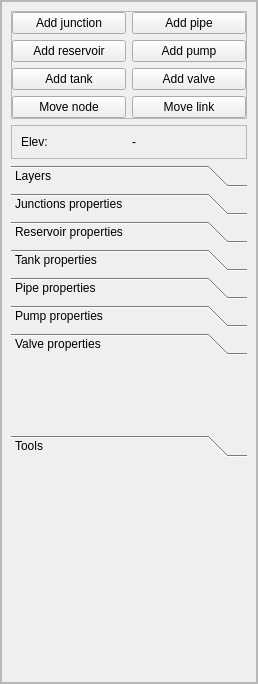
Above: qepanet_dockwidget_base.ui from aecforge/QEPANET before the change. Below: the same form after it.
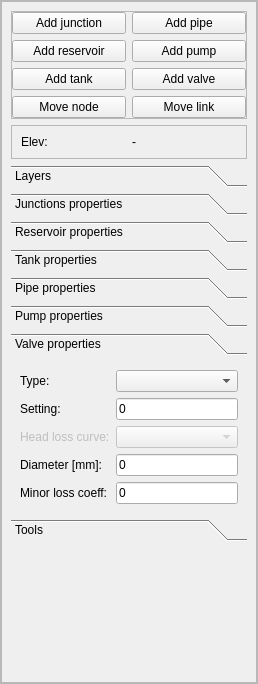
That is the form after the change. The open tabs and pages were chosen to show the change.

Commit message: - Added tool to create valves - Fixed some bugs - Clean some functions in network_handling

```diff
--- a/qepanet_dockwidget_base.ui
+++ b/qepanet_dockwidget_base.ui
@@ -748,13 +748,94 @@
                <rect>
                 <x>0</x>
                 <y>0</y>
-                <width>236</width>
-                <height>69</height>
+                <width>219</width>
+                <height>142</height>
                </rect>
               </property>
               <attribute name="label">
                <string>Valve properties</string>
               </attribute>
+              <layout class="QFormLayout" name="formLayout_6">
+               <item row="0" column="0">
+                <widget class="QLabel" name="lbl_valve_type">
+                 <property name="text">
+                  <string>Type:</string>
+                 </property>
+                </widget>
+               </item>
+               <item row="0" column="1">
+                <widget class="QComboBox" name="cbo_valve_type"/>
+               </item>
+               <item row="1" column="0">
+                <widget class="QLabel" name="lbl_valve_setting">
+                 <property name="text">
+                  <string>Setting:</string>
+                 </property>
+                </widget>
+               </item>
+               <item row="1" column="1">
+                <widget class="QLineEdit" name="txt_valve_setting">
+                 <property name="text">
+                  <string>0</string>
+                 </property>
+                </widget>
+               </item>
+               <item row="3" column="0">
+                <widget class="QLabel" name="lbl_valve_diameter">
+                 <property name="text">
+                  <string>Diameter [mm]:</string>
+                 </property>
+                </widget>
+               </item>
+               <item row="3" column="1">
+                <widget class="QLineEdit" name="txt_valve_diameter">
+                 <property name="text">
+                  <string>0</string>
+                 </property>
+                </widget>
+               </item>
+               <item row="4" column="0">
+                <widget class="QLabel" name="lbl_valve_minor_loss">
+                 <property name="text">
+                  <string>Minor loss coeff:</string>
+                 </property>
+                </widget>
+               </item>
+               <item row="4" column="1">
+                <widget class="QLineEdit" name="txt_valve_minor_loss">
+                 <property name="text">
+                  <string>0</string>
+                 </property>
+                </widget>
+               </item>
+               <item row="2" column="0">
+                <widget class="QLabel" name="lbl_valve_curve">
+                 <property name="enabled">
+                  <bool>false</bool>
+                 </property>
+                 <property name="text">
+                  <string>Head loss curve:</string>
+                 </property>
+                </widget>
+               </item>
+               <item row="2" column="1">
+                <widget class="QComboBox" name="cbo_valve_curve">
+                 <property name="enabled">
+                  <bool>false</bool>
+                 </property>
+                </widget>
+               </item>
+              </layout>
+              <zorder>lbl_valve_type</zorder>
+              <zorder>cbo_valve_type</zorder>
+              <zorder>lbl_valve_setting</zorder>
+              <zorder>txt_valve_setting</zorder>
+              <zorder>lbl_valve_diameter</zorder>
+              <zorder>txt_valve_diameter</zorder>
+              <zorder>txt_valve_minor_loss</zorder>
+              <zorder>lbl_valve_minor_loss</zorder>
+              <zorder>lbl_valve_curve</zorder>
+              <zorder>cbo_valve_curve</zorder>
              </widget>
              <widget class="QWidget" name="wgt_tools">
               <property name="geometry">
```
Left out of the diff: 34 changed lines with no effect on the pictures. The commit also changes 11 other files.
